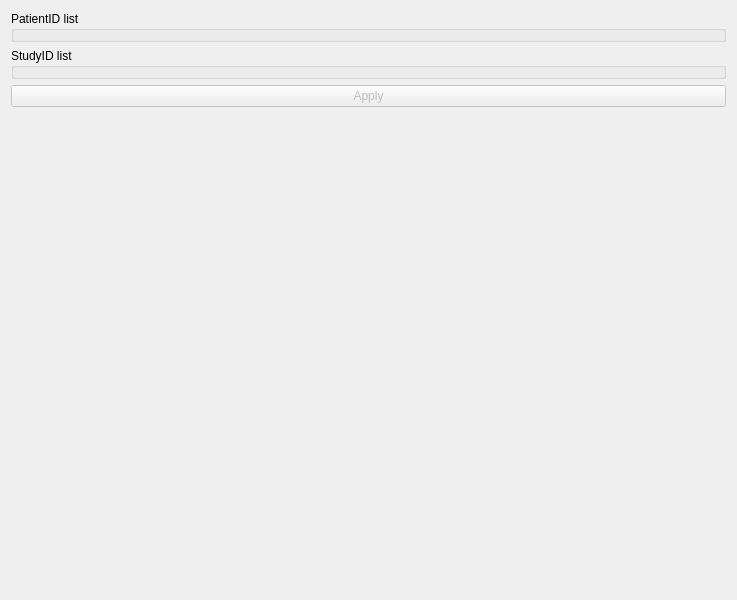
This is SlicerMRClass/Resources/UI/SlicerMRClass.ui in deepakri201/SlicerMRClass as Qt 5 draws it before an edit. The edited form follows.
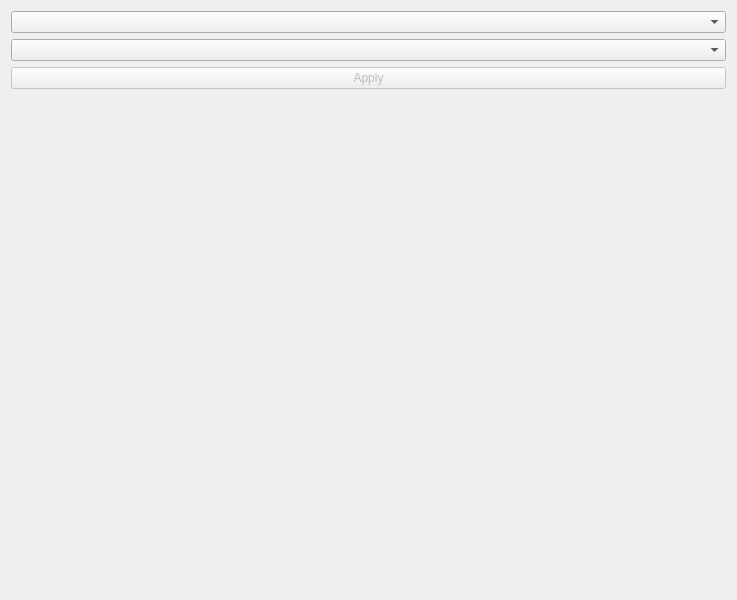
This is the edited form. Custom widgets are drawn as their Qt base class.

Commit message: updated to use ctkComboBoxes and lists

```diff
--- a/SlicerMRClass/Resources/UI/SlicerMRClass.ui
+++ b/SlicerMRClass/Resources/UI/SlicerMRClass.ui
@@ -12,18 +12,10 @@
   </property>
   <layout class="QVBoxLayout" name="verticalLayout">
    <item>
-    <widget class="ctkCollapsibleGroupBox" name="PatientIDlist">
-     <property name="title">
-      <string>PatientID list</string>
-     </property>
-    </widget>
+    <widget class="ctkComboBox" name="PatientIDlist"/>
    </item>
    <item>
-    <widget class="ctkCollapsibleGroupBox" name="StudyIDlist">
-     <property name="title">
-      <string>StudyID list</string>
-     </property>
-    </widget>
+    <widget class="ctkComboBox" name="StudyIDlist"/>
    </item>
    <item>
     <widget class="QPushButton" name="applyButton">
@@ -55,10 +47,9 @@
  </widget>
  <customwidgets>
   <customwidget>
-   <class>ctkCollapsibleGroupBox</class>
-   <extends>QGroupBox</extends>
-   <header>ctkCollapsibleGroupBox.h</header>
-   <container>1</container>
+   <class>ctkComboBox</class>
+   <extends>QComboBox</extends>
+   <header>ctkComboBox.h</header>
   </customwidget>
   <customwidget>
    <class>qMRMLWidget</class>
```
The commit also changes 2 other files.
